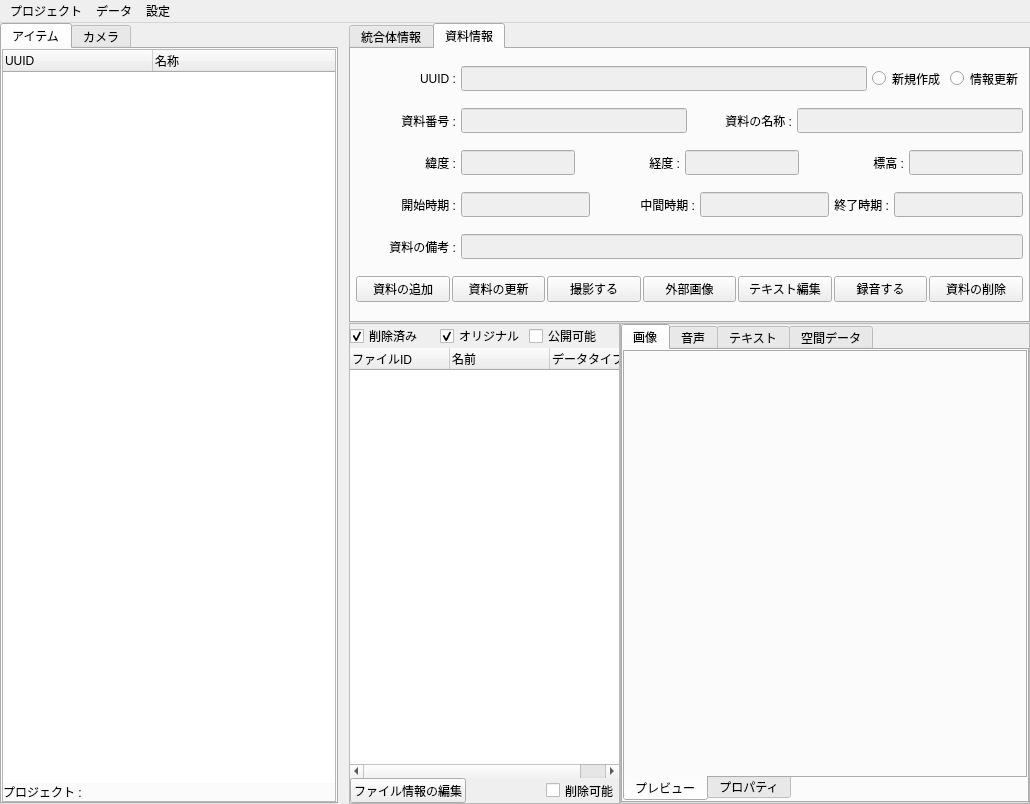
Before: the Qt Designer form ui/mainWindow.ui in yufujimoto/SurveyDataCollector, drawn with Qt 5.
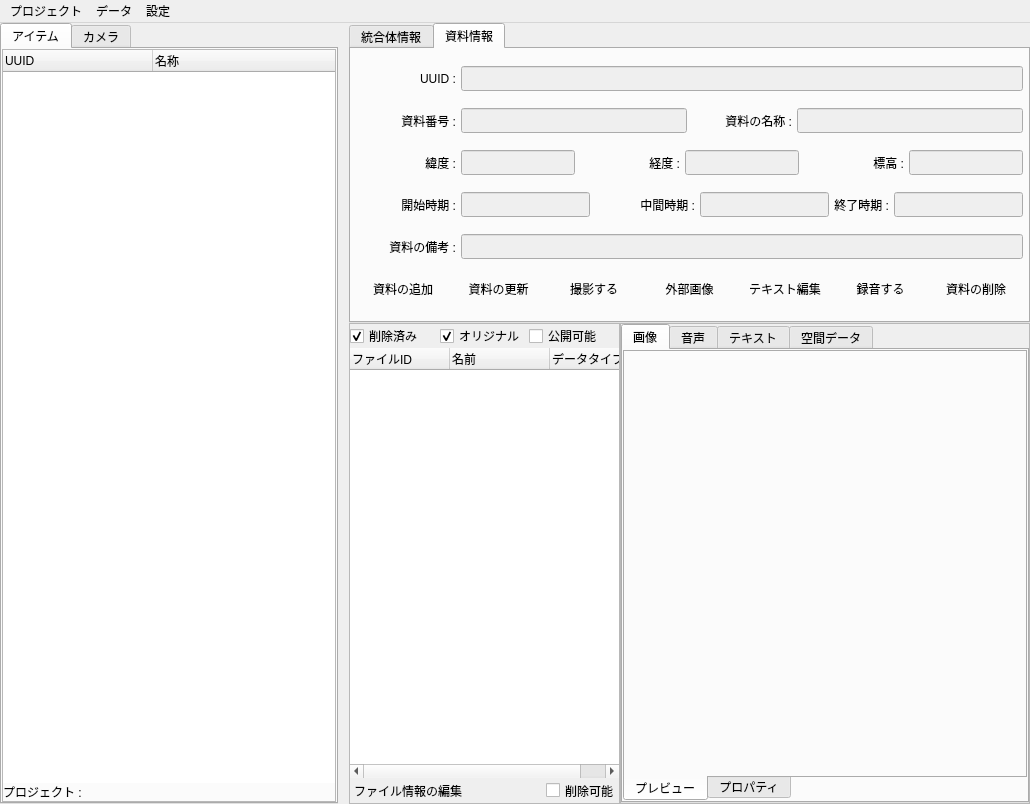
After: the same form once the commit is applied. The open tabs and pages were chosen to show the change. Icons and pictures are not drawn.

Patch:
```diff
--- a/ui/mainWindow.ui
+++ b/ui/mainWindow.ui
@@ -1067,37 +1067,8 @@
                <property name="frame">
                 <bool>true</bool>
                </property>
-              </widget>
-             </item>
-             <item>
-              <widget class="QRadioButton" name="rad_mat_new">
-               <property name="minimumSize">
-                <size>
-                 <width>0</width>
-                 <height>0</height>
-                </size>
-               </property>
-               <property name="maximumSize">
-                <size>
-                 <width>200</width>
-                 <height>25</height>
-                </size>
-               </property>
-               <property name="text">
-                <string>新規作成</string>
-               </property>
-              </widget>
-             </item>
-             <item>
-              <widget class="QRadioButton" name="rad_mat_mod">
-               <property name="maximumSize">
-                <size>
-                 <width>16777215</width>
-                 <height>25</height>
-                </size>
-               </property>
-               <property name="text">
-                <string>情報更新</string>
+               <property name="readOnly">
+                <bool>true</bool>
                </property>
               </widget>
              </item>
@@ -1525,7 +1496,7 @@
                 <string>資料の追加</string>
                </property>
                <property name="flat">
-                <bool>false</bool>
+                <bool>true</bool>
                </property>
               </widget>
              </item>
@@ -1541,7 +1512,7 @@
                 <string>資料の更新</string>
                </property>
                <property name="flat">
-                <bool>false</bool>
+                <bool>true</bool>
                </property>
               </widget>
              </item>
@@ -1557,7 +1528,7 @@
                 <string>撮影する</string>
                </property>
                <property name="flat">
-                <bool>false</bool>
+                <bool>true</bool>
                </property>
               </widget>
              </item>
@@ -1573,7 +1544,7 @@
                 <string>外部画像</string>
                </property>
                <property name="flat">
-                <bool>false</bool>
+                <bool>true</bool>
                </property>
               </widget>
              </item>
@@ -1588,6 +1559,9 @@
                <property name="text">
                 <string>テキスト編集</string>
                </property>
+               <property name="flat">
+                <bool>true</bool>
+               </property>
               </widget>
              </item>
              <item>
@@ -1602,7 +1576,7 @@
                 <string>録音する</string>
                </property>
                <property name="flat">
-                <bool>false</bool>
+                <bool>true</bool>
                </property>
               </widget>
              </item>
@@ -1618,7 +1592,7 @@
                 <string>資料の削除</string>
                </property>
                <property name="flat">
-                <bool>false</bool>
+                <bool>true</bool>
                </property>
               </widget>
              </item>
@@ -1796,7 +1770,7 @@
                     <string>ファイル情報の編集</string>
                    </property>
                    <property name="flat">
-                    <bool>false</bool>
+                    <bool>true</bool>
                    </property>
                   </widget>
                  </item>
```
Left out of the diff: 94 changed lines with no effect on the pictures.
